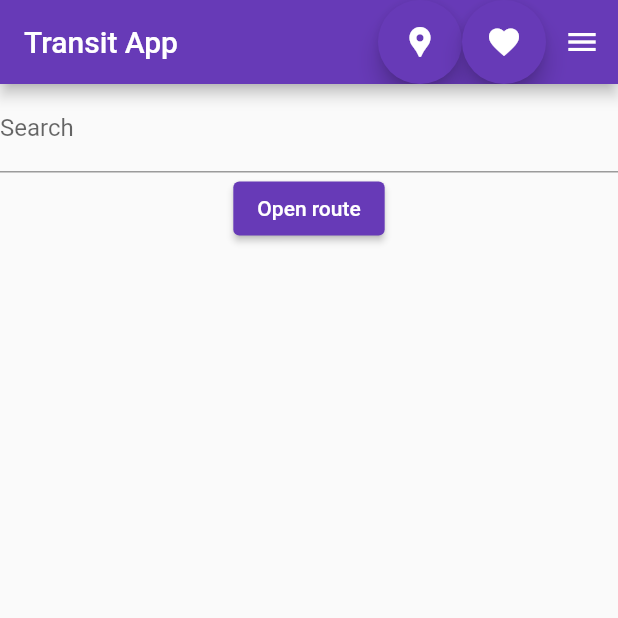
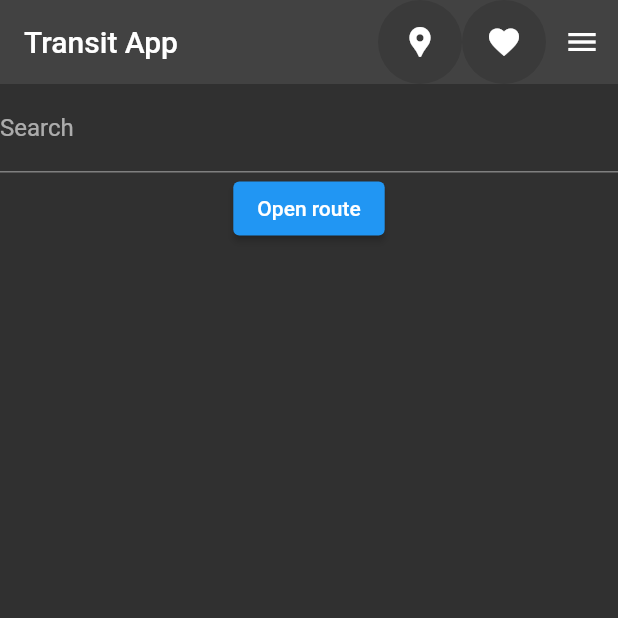
Before and after one commit to popcorn9499/TransitApp, a Flutter app: the screen it shows after launch, on a phone screen of 412 x 824 dp, the top half of it. Run offline on Flutter 3.47's test engine with Material 2 defaults, Android fonts, the phone set to English and light mode, and no system bars; our stand-ins replace geolocator, settings_ui, shared_preferences, sprintf.

Commit message:
better theme dynamic handling. prevents infinite loops

```diff
--- a/lib/widgets/menus/main_menu.dart
+++ b/lib/widgets/menus/main_menu.dart
@@ -16,7 +16,7 @@ import '../widgets/popup_menu.dart';
 import 'close_stops_menu.dart';
 import 'favorites_menu.dart';
 
-StreamController<bool> isLightTheme = StreamController();
+StreamController<ThemeMode> isLightTheme = StreamController();
 
 class MainMenu extends StatefulWidget {
 
@@ -51,19 +51,18 @@ class MainMenuState extends State<MainMenu> {
   // This widget is the root of your application.
   @override
   Widget build(BuildContext context) {
-    return StreamBuilder<bool>(
-        initialData: true,
+    return StreamBuilder<ThemeMode>(
+        initialData: ThemeMode.dark,
         stream: isLightTheme.stream,
         builder: (context, snapshot)
     {
       print("Running");
-      WidgetsBinding.instance
-          .addPostFrameCallback((_) => loadSettings());
+
       return MaterialApp(
         title: 'Transit App',
         theme: Styles.lightTheme(context),
         darkTheme: Styles.darkTheme(context),
-        themeMode: themeMode,
+        themeMode: snapshot.data,
         home: const MyHomePage(title: 'Transit App'),
       );
     });
--- a/lib/widgets/menus/settings_menu.dart
+++ b/lib/widgets/menus/settings_menu.dart
@@ -63,7 +63,7 @@ class SettingsMenuState extends State<SettingsMenu> {
               SettingsTile.switchTile(
                 onToggle: (value) {
                   DarkThemePreference().setDarkTheme(value);
-                  isLightTheme.add(value);
+                  isLightTheme.add(value ? ThemeMode.dark : ThemeMode.light);
                   setState(() {
                     darkMode = value;
                   });
```
